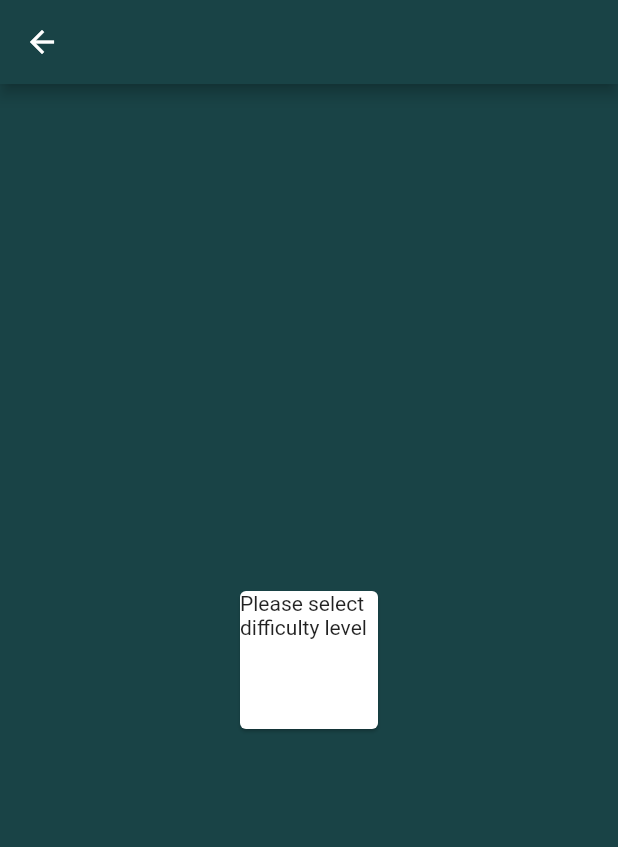
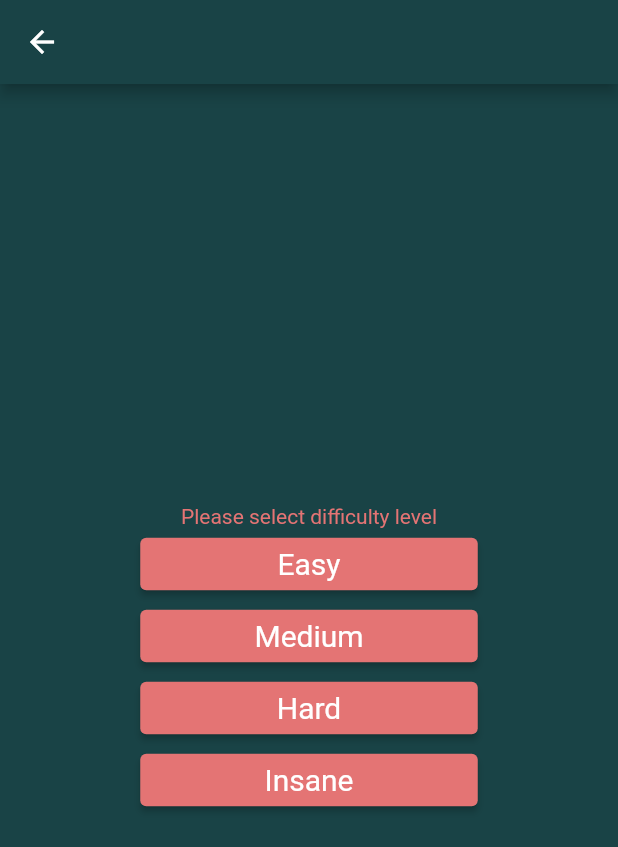
Before and after one commit to lindreas/flibers, a Flutter app: the screen it shows after launch, after a tap on "Quick Game", on a phone screen of 412 x 824 dp. Shown: the top 847 px of the screen. Run offline on Flutter 3.47's test engine with Material 2 defaults, Android fonts, the light colour scheme and no system bars; our stand-ins replace sqflite; accounts and stored records are empty; Roboto replaces fonts that are missing (Droid Sans).

Commit message:
Added buttons for difficulty levels

```diff
--- a/lib/main.dart
+++ b/lib/main.dart
@@ -34,6 +34,13 @@
   final Logic logic;
 
   HomePage(this.logic);
+
+  List<Map<String, dynamic>> tricks = [];
+
+  void getTricks() async {
+    final data = await SQLHelper.getItems();
+    tricks = data;
+  }
 
   @override
   Widget build(BuildContext context) {
@@ -94,19 +101,54 @@
 
   @override
   Widget build(BuildContext context) {
+    final ButtonStyle style = ElevatedButton.styleFrom(
+        textStyle: const TextStyle(fontSize: 20, fontFamily: "Droid Sans"),
+        primary: const Color(0xffE47474),
+        minimumSize: const Size(225, 35));
     return Scaffold(
       appBar: AppBar(
         //separate button for back function?
         backgroundColor: const Color(0xff194346),
       ),
       backgroundColor: const Color(0xff194346),
-      body: const Center(
-        child: SizedBox(
-          width: 100.0,
-          height: 100.0,
-          child: Card(child: Text("Please select difficulty level")),
-        ),
-      ),
+      body: Center(
+          child: Column(
+        mainAxisSize: MainAxisSize.min,
+        children: <Widget>[
+          const Text("Please select difficulty level",
+              style: TextStyle(
+                color: Color(0xffE47474),
+              )),
+          ElevatedButton(
+            style: style,
+            onPressed: () {
+              print(HomePage(logic).tricks);
+            },
+            child: const Text('Easy'),
+          ),
+          ElevatedButton(
+            style: style,
+            onPressed: () {
+              print(SQLHelper.getItems);
+            },
+            child: const Text('Medium'),
+          ),
+          ElevatedButton(
+            style: style,
+            onPressed: () {
+              print(SQLHelper.getItems);
+            },
+            child: const Text('Hard'),
+          ),
+          ElevatedButton(
+            style: style,
+            onPressed: () {
+              print(SQLHelper.getItems);
+            },
+            child: const Text('Insane'),
+          ),
+        ],
+      )),
     );
   }
 }
```
